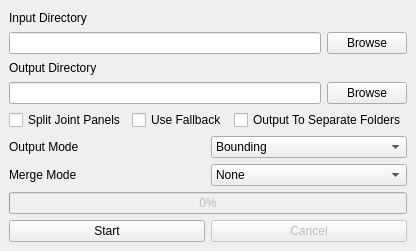
Qt form res/designer/base_window.ui (adenzu/Manga-Panel-Extractor) before a commit.
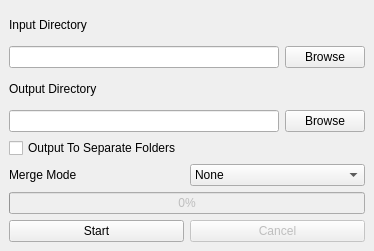
The same form after that commit.

Commit message: integrated ai to gui

Patch:
```diff
--- a/res/designer/base_window.ui
+++ b/res/designer/base_window.ui
@@ -68,26 +68,6 @@
     </item>
     <item>
      <layout class="QHBoxLayout" name="horizontalLayout">
-      <item>
-       <widget class="QCheckBox" name="split_joint_panels_check_box">
-        <property name="toolTip">
-         <string>&lt;html&gt;&lt;head/&gt;&lt;body&gt;&lt;p&gt;Split any panels that are joint together.&lt;/p&gt;&lt;/body&gt;&lt;/html&gt;</string>
-        </property>
-        <property name="text">
-         <string>Split Joint Panels</string>
-        </property>
-       </widget>
-      </item>
-      <item>
-       <widget class="QCheckBox" name="use_fallback_check_box">
-        <property name="toolTip">
-         <string>&lt;html&gt;&lt;head/&gt;&lt;body&gt;&lt;p&gt;Use another method whenever the base method fails to extract panels.&lt;/p&gt;&lt;/body&gt;&lt;/html&gt;</string>
-        </property>
-        <property name="text">
-         <string>Use Fallback</string>
-        </property>
-       </widget>
-      </item>
       <item>
        <widget class="QCheckBox" name="output_separate_folders_check_box">
         <property name="toolTip">
@@ -100,37 +80,6 @@
       </item>
      </layout>
     </item>
-    <item>
-     <layout class="QHBoxLayout" name="horizontalLayout_4">
-      <item>
-       <widget class="QLabel" name="output_mode_label">
-        <property name="toolTip">
-         <string>&lt;html&gt;&lt;head/&gt;&lt;body&gt;&lt;p&gt;Bounding - Crop the original image with size and position of the bounding box of panels.&lt;/p&gt;&lt;p&gt;Masked - Preserve only the target panel's pixels in the cropped image.&lt;/p&gt;&lt;/body&gt;&lt;/html&gt;</string>
-        </property>
-        <property name="text">
-         <string>Output Mode</string>
-        </property>
-       </widget>
-      </item>
-      <item>
-       <widget class="QComboBox" name="output_mode_combo_box">
-        <property name="toolTip">
-         <string>&lt;html&gt;&lt;head/&gt;&lt;body&gt;&lt;p&gt;Bounding - Crop the original image with size and position of the bounding box of panels.&lt;/p&gt;&lt;p&gt;Masked - Preserve only the target panel's pixels in the cropped image.&lt;/p&gt;&lt;/body&gt;&lt;/html&gt;</string>
-        </property>
-        <item>
-         <property name="text">
-          <string>Bounding</string>
-         </property>
-        </item>
-        <item>
-         <property name="text">
-          <string>Masked </string>
-         </property>
-        </item>
-       </widget>
-      </item>
-     </layout>
-    </item>
     <item>
      <layout class="QHBoxLayout" name="horizontalLayout_6">
       <item>
```
The commit also changes 5 other files.
